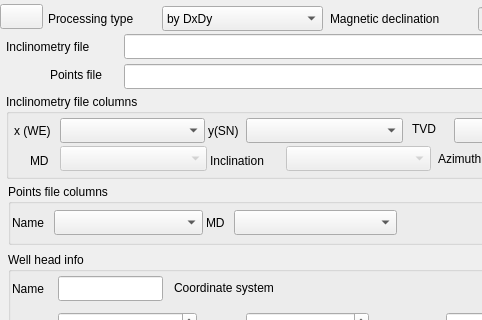
Before: the Qt Designer form inclinometry_calc_dialog_base.ui in MikkoArtik/InclinometryPlugin, drawn with Qt 5; both pictures show x 0 to 482 and y 0 to 320 of the 650 by 440 pixel window.
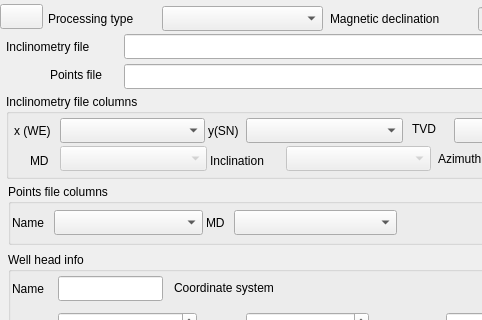
After: the same form once the commit is applied. Custom widgets are drawn as their Qt base class.

What changed in the file:
```diff
--- a/inclinometry_calc_dialog_base.ui
+++ b/inclinometry_calc_dialog_base.ui
@@ -50,16 +50,6 @@
      <height>25</height>
     </rect>
    </property>
-   <item>
-    <property name="text">
-     <string>by DxDy</string>
-    </property>
-   </item>
-   <item>
-    <property name="text">
-     <string>by MD</string>
-    </property>
-   </item>
   </widget>
   <widget class="QGroupBox" name="groupBox_2">
    <property name="geometry">
```
